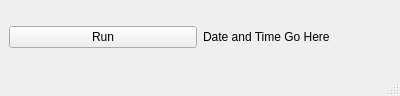
The window that eldoragui/EldoraMain.ui (NCAR/eldora_instrument) describes before a commit, drawn with Qt 5.
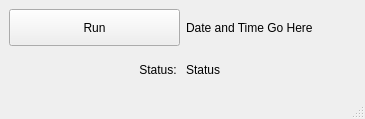
The same window after the commit.

Diff of the .ui file:
```diff
--- a/eldoragui/EldoraMain.ui
+++ b/eldoragui/EldoraMain.ui
@@ -5,10 +5,18 @@
    <rect>
     <x>0</x>
     <y>0</y>
-    <width>400</width>
-    <height>96</height>
+    <width>365</width>
+    <height>119</height>
    </rect>
   </property>
+  <property name="sizePolicy" >
+   <sizepolicy>
+    <hsizetype>3</hsizetype>
+    <vsizetype>3</vsizetype>
+    <horstretch>0</horstretch>
+    <verstretch>0</verstretch>
+   </sizepolicy>
+  </property>
   <property name="windowTitle" >
    <string>Eldora Control</string>
   </property>
@@ -20,15 +28,49 @@
     <property name="spacing" >
      <number>6</number>
     </property>
-    <item row="0" column="1" >
-     <widget class="QLabel" name="dateTimeLabel" >
+    <item row="1" column="1" >
+     <widget class="QLabel" name="statusLabel" >
+      <property name="sizePolicy" >
+       <sizepolicy>
+        <hsizetype>5</hsizetype>
+        <vsizetype>3</vsizetype>
+        <horstretch>0</horstretch>
+        <verstretch>0</verstretch>
+       </sizepolicy>
+      </property>
       <property name="text" >
-       <string>Date and Time Go Here</string>
+       <string>Status</string>
+      </property>
+     </widget>
+    </item>
+    <item row="1" column="0" >
+     <widget class="QLabel" name="label" >
+      <property name="sizePolicy" >
+       <sizepolicy>
+        <hsizetype>5</hsizetype>
+        <vsizetype>3</vsizetype>
+        <horstretch>0</horstretch>
+        <verstretch>0</verstretch>
+       </sizepolicy>
+      </property>
+      <property name="text" >
+       <string>Status: </string>
+      </property>
+      <property name="alignment" >
+       <set>Qt::AlignRight|Qt::AlignTrailing|Qt::AlignVCenter</set>
       </property>
      </widget>
     </item>
     <item row="0" column="0" >
      <widget class="QPushButton" name="runButton" >
+      <property name="sizePolicy" >
+       <sizepolicy>
+        <hsizetype>1</hsizetype>
+        <vsizetype>3</vsizetype>
+        <horstretch>0</horstretch>
+        <verstretch>0</verstretch>
+       </sizepolicy>
+      </property>
       <property name="text" >
        <string>Run</string>
       </property>
@@ -37,6 +79,21 @@
       </property>
      </widget>
     </item>
+    <item row="0" column="1" >
+     <widget class="QLabel" name="dateTimeLabel" >
+      <property name="sizePolicy" >
+       <sizepolicy>
+        <hsizetype>5</hsizetype>
+        <vsizetype>3</vsizetype>
+        <horstretch>0</horstretch>
+        <verstretch>0</verstretch>
+       </sizepolicy>
+      </property>
+      <property name="text" >
+       <string>Date and Time Go Here</string>
+      </property>
+     </widget>
+    </item>
    </layout>
   </widget>
   <widget class="QMenuBar" name="menubar" >
```
Left out of the diff: 2 changed lines with no effect on the pictures.
